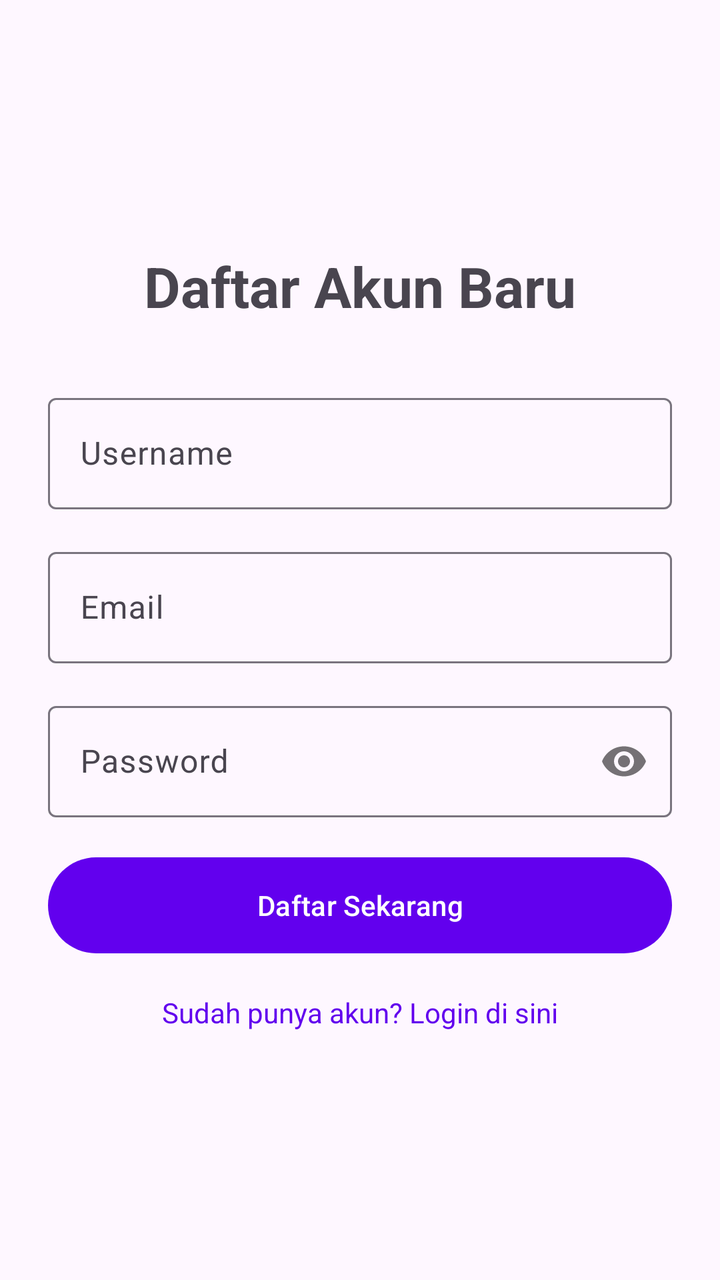
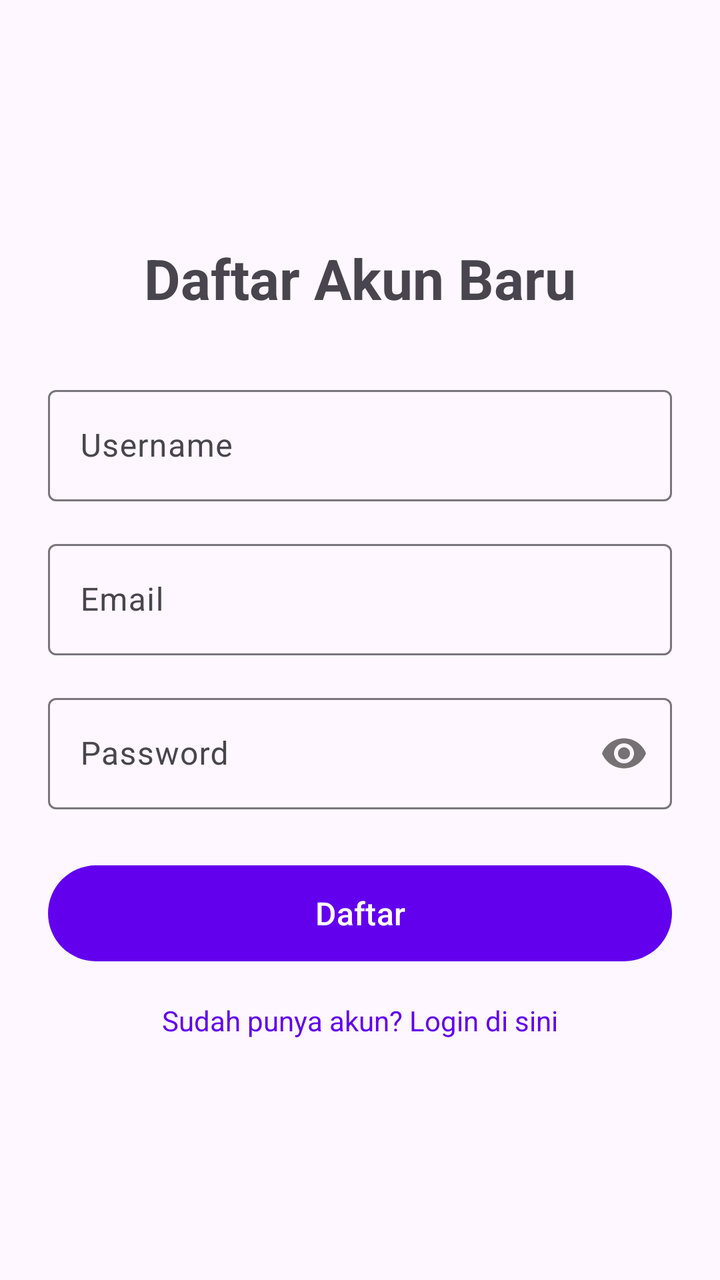

The first picture is an Android layout as it rendered before a commit; the second is the same layout after the commit. The layout source and the unified diff follow.
<!-- AndroidManifest.xml: application theme Theme.CinemaPE -->
<!-- res/layout/activity_register.xml -->
<?xml version="1.0" encoding="utf-8"?>
<LinearLayout xmlns:android="http://schemas.android.com/apk/res/android"
    xmlns:app="http://schemas.android.com/apk/res-auto"
    android:layout_width="match_parent"
    android:layout_height="match_parent"
    android:orientation="vertical"
    android:padding="24dp"
    android:gravity="center_vertical">

    <TextView
        android:layout_width="wrap_content"
        android:layout_height="wrap_content"
        android:text="Daftar Akun Baru"
        android:textSize="28sp"
        android:textStyle="bold"
        android:layout_gravity="center_horizontal"
        android:layout_marginBottom="32dp"/>

    
    <com.google.android.material.textfield.TextInputLayout
        android:layout_width="match_parent"
        android:layout_height="wrap_content"
        android:hint="Username"
        style="@style/Widget.Material3.TextInputLayout.OutlinedBox"
        android:layout_marginBottom="16dp">
        <com.google.android.material.textfield.TextInputEditText
            android:id="@+id/edtRegUsername"
            android:layout_width="match_parent"
            android:layout_height="wrap_content"
            android:inputType="text"/>
    </com.google.android.material.textfield.TextInputLayout>

    
    <com.google.android.material.textfield.TextInputLayout
        android:layout_width="match_parent"
        android:layout_height="wrap_content"
        android:hint="Email"
        style="@style/Widget.Material3.TextInputLayout.OutlinedBox"
        android:layout_marginBottom="16dp">
        <com.google.android.material.textfield.TextInputEditText
            android:id="@+id/edtRegEmail"
            android:layout_width="match_parent"
            android:layout_height="wrap_content"
            android:inputType="textEmailAddress"/>
    </com.google.android.material.textfield.TextInputLayout>

    
    <com.google.android.material.textfield.TextInputLayout
        android:layout_width="match_parent"
        android:layout_height="wrap_content"
        android:hint="Password"
        app:passwordToggleEnabled="true"
        style="@style/Widget.Material3.TextInputLayout.OutlinedBox"
        android:layout_marginBottom="16dp">
        <com.google.android.material.textfield.TextInputEditText
            android:id="@+id/edtRegPassword"
            android:layout_width="match_parent"
            android:layout_height="wrap_content"
            android:inputType="textPassword"/>
    </com.google.android.material.textfield.TextInputLayout>

    <Button
        android:id="@+id/btnRegister"
        android:layout_width="match_parent"
        android:layout_height="56dp"
        android:text="Daftar Sekarang"
        android:layout_marginBottom="16dp"/>

    <TextView
        android:id="@+id/tvToLogin"
        android:layout_width="wrap_content"
        android:layout_height="wrap_content"
        android:text="Sudah punya akun? Login di sini"
        android:layout_gravity="center_horizontal"
        android:textColor="?attr/colorPrimary"/>

</LinearLayout>
<!-- resources referenced by this layout -->
<resources>
  <style name="Theme.CinemaPE" parent="Base.Theme.CinemaPE" />
  <style name="Base.Theme.CinemaPE" parent="Theme.Material3.DayNight.NoActionBar">
          
          <item name="colorPrimary">@color/purple_500</item>
          <item name="colorPrimaryVariant">@color/purple_700</item>
          <item name="colorOnPrimary">@color/white</item>
          
          <item name="colorSecondary">@color/teal_200</item>
          <item name="colorSecondaryVariant">@color/teal_700</item>
          <item name="colorOnSecondary">@color/black</item>
          
          <item name="android:statusBarColor">?attr/colorPrimaryVariant</item>
      </style>
  <color name="purple_500">#FF6200EE</color>
  <color name="purple_700">#FF3700B3</color>
  <color name="white">#FFFFFFFF</color>
  <color name="teal_200">#FF03DAC5</color>
  <color name="teal_700">#FF018786</color>
  <color name="black">#FF000000</color>
</resources>

<!-- the commit's change to res/layout/activity_register.xml (unified diff, before → after) -->
@@ -10,19 +10,19 @@
     <TextView
         android:layout_width="wrap_content"
         android:layout_height="wrap_content"
-        android:text="Daftar Akun Baru"
+        android:text="@string/register_title"
         android:textSize="28sp"
         android:textStyle="bold"
         android:layout_gravity="center_horizontal"
         android:layout_marginBottom="32dp"/>
 
-    
     <com.google.android.material.textfield.TextInputLayout
         android:layout_width="match_parent"
         android:layout_height="wrap_content"
-        android:hint="Username"
+        android:hint="@string/hint_username"
         style="@style/Widget.Material3.TextInputLayout.OutlinedBox"
         android:layout_marginBottom="16dp">
+
         <com.google.android.material.textfield.TextInputEditText
             android:id="@+id/edtRegUsername"
             android:layout_width="match_parent"
@@ -30,13 +30,13 @@
             android:inputType="text"/>
     </com.google.android.material.textfield.TextInputLayout>
 
-    
     <com.google.android.material.textfield.TextInputLayout
         android:layout_width="match_parent"
         android:layout_height="wrap_content"
-        android:hint="Email"
+        android:hint="@string/hint_email"
         style="@style/Widget.Material3.TextInputLayout.OutlinedBox"
         android:layout_marginBottom="16dp">
+
         <com.google.android.material.textfield.TextInputEditText
             android:id="@+id/edtRegEmail"
             android:layout_width="match_parent"
@@ -44,14 +44,14 @@
             android:inputType="textEmailAddress"/>
     </com.google.android.material.textfield.TextInputLayout>
 
-    
     <com.google.android.material.textfield.TextInputLayout
         android:layout_width="match_parent"
         android:layout_height="wrap_content"
-        android:hint="Password"
+        android:hint="@string/hint_password"
         app:passwordToggleEnabled="true"
         style="@style/Widget.Material3.TextInputLayout.OutlinedBox"
-        android:layout_marginBottom="16dp">
+        android:layout_marginBottom="24dp">
+
         <com.google.android.material.textfield.TextInputEditText
             android:id="@+id/edtRegPassword"
             android:layout_width="match_parent"
@@ -63,14 +63,15 @@
         android:id="@+id/btnRegister"
         android:layout_width="match_parent"
         android:layout_height="56dp"
-        android:text="Daftar Sekarang"
+        android:text="@string/btn_register"
+        android:textSize="16sp"
         android:layout_marginBottom="16dp"/>
 
     <TextView
         android:id="@+id/tvToLogin"
         android:layout_width="wrap_content"
         android:layout_height="wrap_content"
-        android:text="Sudah punya akun? Login di sini"
+        android:text="@string/to_login"
         android:layout_gravity="center_horizontal"
         android:textColor="?attr/colorPrimary"/>
 
<!-- resource entries referenced after the edit -->
@@ -1,5 +1,11 @@
 <!-- resources referenced by this layout -->
 <resources>
+  <string name="btn_register">Daftar</string>
+  <string name="hint_email">Email</string>
+  <string name="hint_password">Password</string>
+  <string name="hint_username">Username</string>
+  <string name="register_title">Daftar Akun Baru</string>
+  <string name="to_login">Sudah punya akun? Login di sini</string>
   <style name="Theme.CinemaPE" parent="Base.Theme.CinemaPE" />
   <style name="Base.Theme.CinemaPE" parent="Theme.Material3.DayNight.NoActionBar">
           
